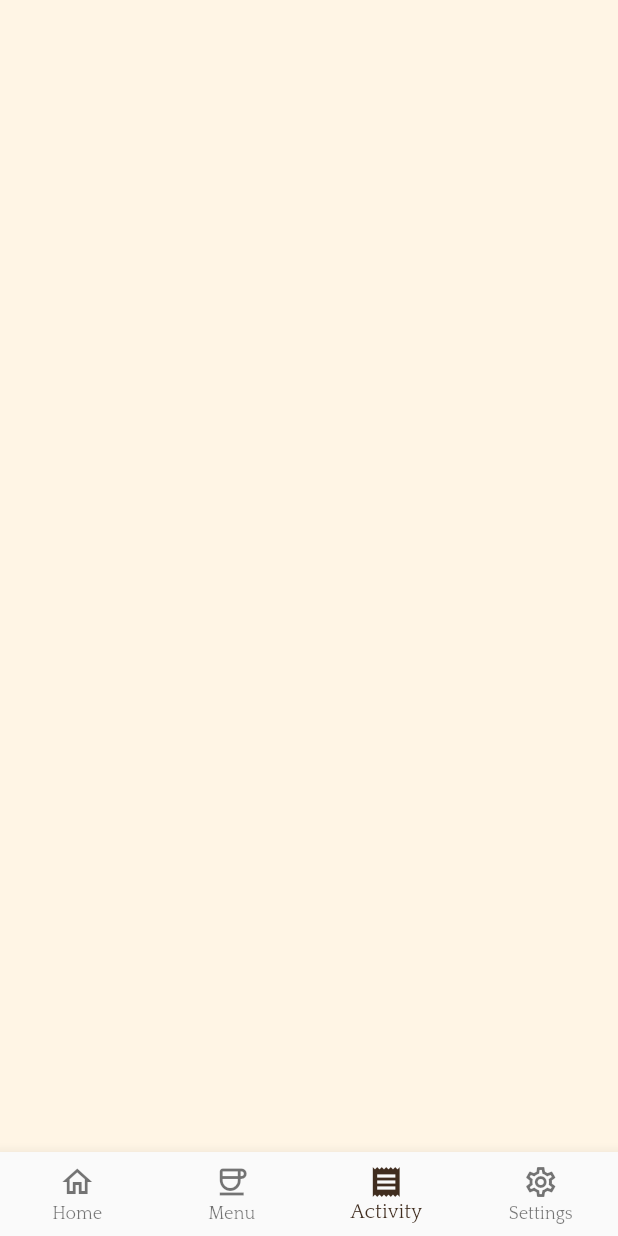
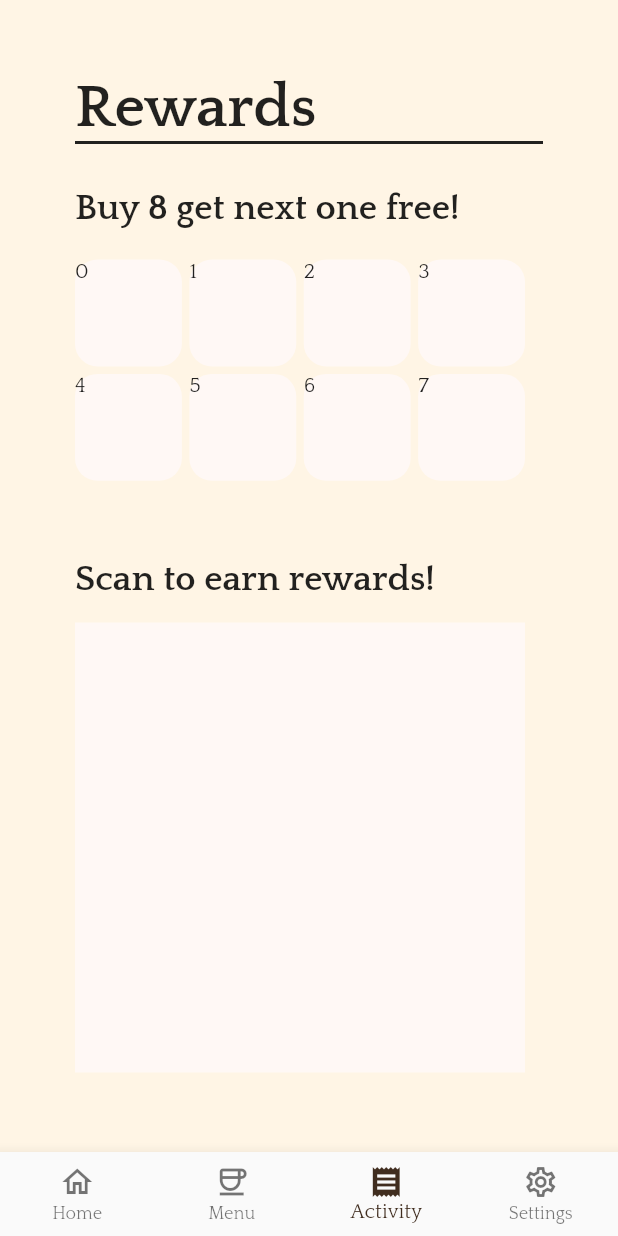
Before and after one commit to shawnanuptra/CameoCoffee, a Flutter app: the ActivityScreen screen opened by its route, on a phone screen of 412 x 824 dp. Run offline on Flutter 3.47's test engine with Material 2 defaults, Android fonts, the phone set to English and light mode, and no system bars; our stand-ins replace email_validator, firebase_auth, firebase_core; accounts and stored records are empty.

Commit message:
sketched out Activity (rewards) page

```diff
--- a/lib/screens/activity_screen.dart
+++ b/lib/screens/activity_screen.dart
@@ -1,4 +1,5 @@
 import 'package:flutter/material.dart';
+
 import '../components/botnavbar.dart';
 
 class ActivityScreen extends StatefulWidget {
@@ -10,10 +11,104 @@ class ActivityScreen extends StatefulWidget {
 
 class _ActivityScreenState extends State<ActivityScreen> {
   final int _selectedIndex = 2;
+
   @override
   Widget build(BuildContext context) {
     return Scaffold(
       bottomNavigationBar: BotNavBar(selectedIndex: _selectedIndex),
+      body: SafeArea(
+        child: Padding(
+          padding: const EdgeInsets.symmetric(
+              // vertical: MediaQuery.of(context).size.height / 10,
+              vertical: 50,
+              horizontal: 50.0),
+          child: Column(
+            mainAxisSize: MainAxisSize.max,
+            children: [
+              Row(
+                children: [
+                  Text(
+                    'Rewards',
+                    style: Theme.of(context).textTheme.headlineLarge,
+                  )
+                ],
+              ),
+              const Divider(
+                height: 2,
+                color: Colors.black87,
+                thickness: 2,
+              ),
+              const SizedBox(height: 30),
+              Row(
+                children: [
+                  Column(
+                    crossAxisAlignment: CrossAxisAlignment.start,
+                    children: [
+                      Text(
+                        'Buy 8 get next one free!',
+                        style: Theme.of(context)
+                            .textTheme
+                            .headlineSmall!
+                            .copyWith(fontWeight: FontWeight.bold),
+                      ),
+                      SizedBox(height: 20),
+                      SizedBox(
+                        height: 200,
+                        width: 300,
+                        child: GridView.count(
+                          crossAxisCount: 4,
+                          mainAxisSpacing: 5,
+                          crossAxisSpacing: 5,
+                          children: List.generate(
+                            8,
+                            (index) => Container(
+                              decoration: BoxDecoration(
+                                  borderRadius:
+                                      BorderRadius.all(Radius.circular(15)),
+                                  color: Theme.of(context).colorScheme.background),
+                              child: Text('${index}'),
+                            ),
+                          ),
+                        ),
+                      ),
+                    ],
+                  )
+                ],
+              ),
+              Row(
+                mainAxisSize: MainAxisSize.max,
+                children: [
+                  Column(
+                    mainAxisSize: MainAxisSize.min,
+                    crossAxisAlignment: CrossAxisAlignment.start,
+                    children: [
+                      Text(
+                        'Scan to earn rewards!',
+                        style: Theme.of(context)
+                            .textTheme
+                            .headlineSmall!
+                            .copyWith(fontWeight: FontWeight.bold),
+                      ),
+                      SizedBox(height: 15),
+                      Flexible(
+                        child: SizedBox.square(
+                          // width: 150,
+                          // height: 200,
+                          // size: Size.fromWidth(double.infinity),
+                          dimension: 300,
+                          child: DecoratedBox(
+                            decoration: BoxDecoration(color: Theme.of(context).colorScheme.background),
+                          ),
+                        ),
+                      ),
+                    ],
+                  )
+                ],
+              ),
+            ],
+          ),
+        ),
+      ),
     );
   }
 }
--- a/lib/screens/settings_screen.dart
+++ b/lib/screens/settings_screen.dart
@@ -23,6 +23,7 @@ class _SettingsScreenState extends State<SettingsScreen> {
       body: SafeArea(
         child: Column(
           children: [
+            Text('My Profile', style: Theme.of(context).textTheme.headlineLarge,),
              PrimaryButton(
                 onClick: () {
                   _auth.signOut();
```
